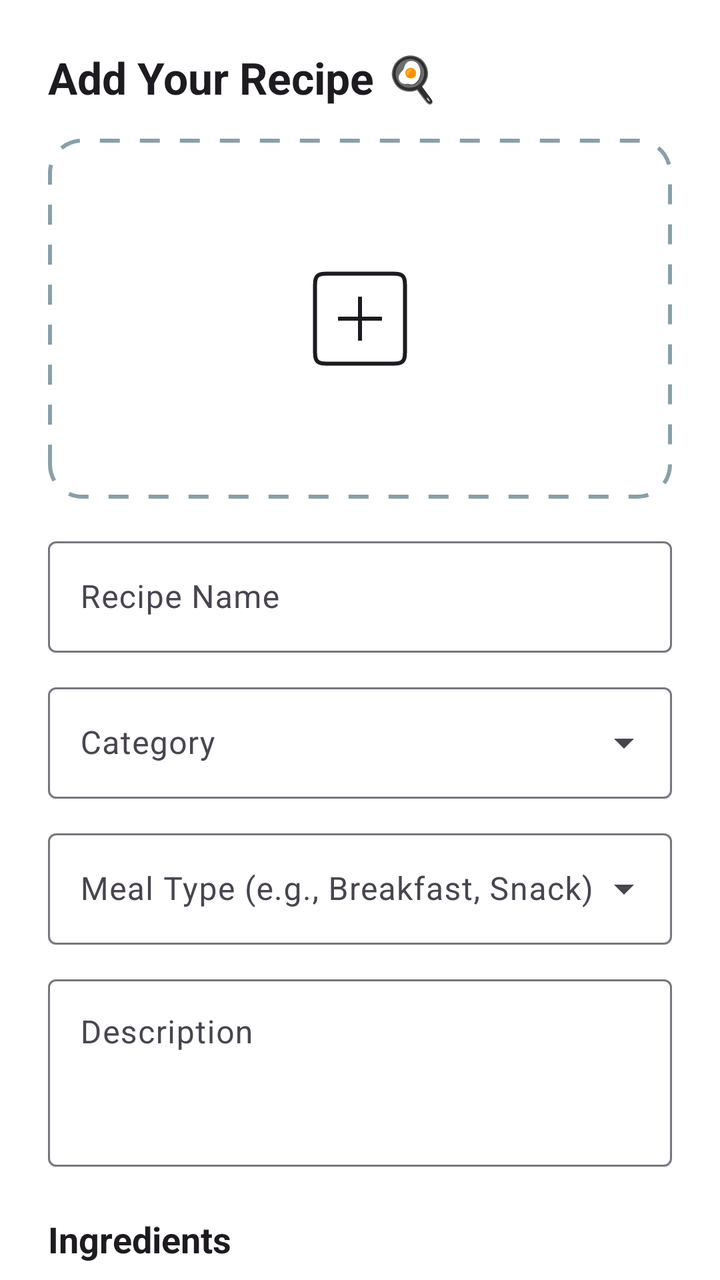
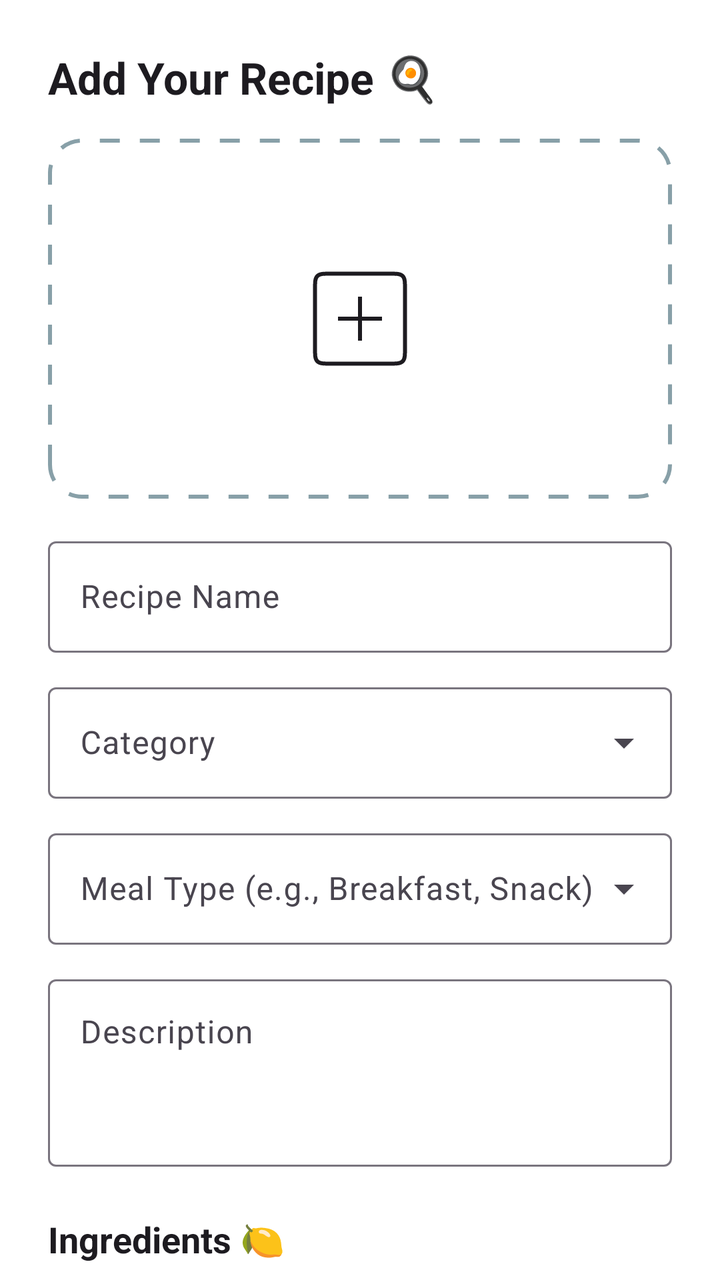

Two renders of the same Android screen: before a commit and after it. Below are the layout's source before the change and the commit's diff.
<!-- AndroidManifest.xml: application theme Theme.RecipeAPPOPSC6312 -->
<!-- res/layout/fragment_add_recipe.xml -->
<?xml version="1.0" encoding="utf-8"?>
<androidx.constraintlayout.widget.ConstraintLayout
    xmlns:android="http://schemas.android.com/apk/res/android"
    xmlns:app="http://schemas.android.com/apk/res-auto"
    xmlns:tools="http://schemas.android.com/tools"
    android:layout_width="match_parent"
    android:layout_height="match_parent"
    android:background="?android:attr/windowBackground"
    tools:context=".AddRecipeFragment">

    <androidx.core.widget.NestedScrollView
        android:id="@+id/nestedScrollViewContent"
        android:layout_width="0dp"
        android:layout_height="0dp"
        app:layout_constraintTop_toTopOf="parent"
        app:layout_constraintBottom_toBottomOf="parent"
        app:layout_constraintStart_toStartOf="parent"
        app:layout_constraintEnd_toEndOf="parent">

        <LinearLayout
            android:layout_width="match_parent"
            android:layout_height="wrap_content"
            android:orientation="vertical"
            android:padding="24dp">

            
            <TextView
                android:id="@+id/textViewAddRecipeTitle"
                android:layout_width="wrap_content"
                android:layout_height="wrap_content"
                android:text="Add Your Recipe 🍳"
                android:textSize="22sp"
                android:textStyle="bold"
                android:textColor="?android:attr/textColorPrimary"/>

            
            <ImageView
                android:id="@+id/imageViewCoverPhoto"
                android:layout_width="match_parent"
                android:layout_height="180dp"
                android:layout_marginTop="16dp"
                android:background="@drawable/upload_image_background"
                android:scaleType="center"
                android:src="@drawable/ic_add_a_photo"/>

            
            <com.google.android.material.textfield.TextInputLayout
                android:id="@+id/textInputLayoutRecipeName"
                android:layout_width="match_parent"
                android:layout_height="wrap_content"
                android:layout_marginTop="16dp"
                android:hint="Recipe Name">
                <com.google.android.material.textfield.TextInputEditText
                    android:layout_width="match_parent"
                    android:layout_height="wrap_content"/>
            </com.google.android.material.textfield.TextInputLayout>

            <com.google.android.material.textfield.TextInputLayout
                android:id="@+id/textInputLayoutCategory"
                style="@style/Widget.Material3.TextInputLayout.OutlinedBox.ExposedDropdownMenu"
                android:layout_width="match_parent"
                android:layout_height="wrap_content"
                android:layout_marginTop="12dp"
                android:hint="Category">
                <AutoCompleteTextView
                    android:id="@+id/autoCompleteCategory"
                    android:layout_width="match_parent"
                    android:layout_height="wrap_content"
                    android:inputType="none"/>
            </com.google.android.material.textfield.TextInputLayout>

            <com.google.android.material.textfield.TextInputLayout
                android:id="@+id/textInputLayoutMealType"
                style="@style/Widget.Material3.TextInputLayout.OutlinedBox.ExposedDropdownMenu"
                android:layout_width="match_parent"
                android:layout_height="wrap_content"
                android:layout_marginTop="12dp"
                android:hint="Meal Type (e.g., Breakfast, Snack)">
                <AutoCompleteTextView
                    android:id="@+id/autoCompleteMealType"
                    android:layout_width="match_parent"
                    android:layout_height="wrap_content"
                    android:inputType="none"/>
            </com.google.android.material.textfield.TextInputLayout>

            <com.google.android.material.textfield.TextInputLayout
                android:id="@+id/textInputLayoutDescription"
                android:layout_width="match_parent"
                android:layout_height="wrap_content"
                android:layout_marginTop="12dp"
                android:hint="Description">
                <com.google.android.material.textfield.TextInputEditText
                    android:layout_width="match_parent"
                    android:layout_height="wrap_content"
                    android:minLines="3"
                    android:gravity="top"/>
            </com.google.android.material.textfield.TextInputLayout>

            
            <TextView
                android:layout_width="wrap_content"
                android:layout_height="wrap_content"
                android:text="Ingredients"
                android:textSize="18sp"
                android:textStyle="bold"
                android:textColor="?android:attr/textColorPrimary"
                android:layout_marginTop="24dp"/>
            <LinearLayout
                android:id="@+id/ingredientsContainer"
                android:layout_width="match_parent"
                android:layout_height="wrap_content"
                android:orientation="vertical"/>
            <Button
                android:id="@+id/buttonAddIngredient"
                style="@style/Widget.Material3.Button.TextButton"
                android:layout_width="wrap_content"
                android:layout_height="wrap_content"
                android:text="Add Ingredient"
                app:icon="@drawable/ic_add"/>

            
            <TextView
                android:layout_width="wrap_content"
                android:layout_height="wrap_content"
                android:text="Nutrition Facts (Optional)"
                android:textSize="18sp"
                android:textStyle="bold"
                android:textColor="?android:attr/textColorPrimary"
                android:layout_marginTop="24dp"/>
            <LinearLayout
                android:layout_width="match_parent"
                android:layout_height="wrap_content"
                android:orientation="horizontal">
                <com.google.android.material.textfield.TextInputLayout
                    android:id="@+id/textInputLayoutCalories"
                    android:layout_width="0dp"
                    android:layout_height="wrap_content"
                    android:layout_weight="1"
                    android:hint="Calories">
                    <com.google.android.material.textfield.TextInputEditText
                        android:layout_width="match_parent"
                        android:layout_height="wrap_content"
                        android:inputType="numberDecimal"/>
                </com.google.android.material.textfield.TextInputLayout>
                <com.google.android.material.textfield.TextInputLayout
                    android:id="@+id/textInputLayoutFat"
                    android:layout_width="0dp"
                    android:layout_height="wrap_content"
                    android:layout_weight="1"
                    android:layout_marginStart="8dp"
                    android:hint="Fat (g)">
                    <com.google.android.material.textfield.TextInputEditText
                        android:layout_width="match_parent"
                        android:layout_height="wrap_content"
                        android:inputType="numberDecimal"/>
                </com.google.android.material.textfield.TextInputLayout>
            </LinearLayout>
            <LinearLayout
                android:layout_width="match_parent"
                android:layout_height="wrap_content"
                android:orientation="horizontal"
                android:layout_marginTop="8dp">
                <com.google.android.material.textfield.TextInputLayout
                    android:id="@+id/textInputLayoutCarbs"
                    android:layout_width="0dp"
                    android:layout_height="wrap_content"
                    android:layout_weight="1"
                    android:hint="Carbs (g)">
                    <com.google.android.material.textfield.TextInputEditText
                        android:layout_width="match_parent"
                        android:layout_height="wrap_content"
                        android:inputType="numberDecimal"/>
                </com.google.android.material.textfield.TextInputLayout>
                <com.google.android.material.textfield.TextInputLayout
                    android:id="@+id/textInputLayoutSalts"
                    android:layout_width="0dp"
                    android:layout_height="wrap_content"
                    android:layout_weight="1"
                    android:layout_marginStart="8dp"
                    android:hint="Salts (g)">
                    <com.google.android.material.textfield.TextInputEditText
                        android:layout_width="match_parent"
                        android:layout_height="wrap_content"
                        android:inputType="numberDecimal"/>
                </com.google.android.material.textfield.TextInputLayout>
            </LinearLayout>

            
            <TextView
                android:layout_width="wrap_content"
                android:layout_height="wrap_content"
                android:text="Method / Steps"
                android:textSize="18sp"
                android:textStyle="bold"
                android:textColor="?android:attr/textColorPrimary"
                android:layout_marginTop="24dp"/>
            <LinearLayout
                android:id="@+id/stepsContainer"
                android:layout_width="match_parent"
                android:layout_height="wrap_content"
                android:orientation="vertical"/>
            <Button
                android:id="@+id/buttonAddStep"
                style="@style/Widget.Material3.Button.TextButton"
                android:layout_width="wrap_content"
                android:layout_height="wrap_content"
                android:text="Add Step"
                app:icon="@drawable/ic_add"/>

            
            <LinearLayout
                android:layout_width="match_parent"
                android:layout_height="wrap_content"
                android:orientation="horizontal"
                android:layout_marginTop="16dp">
                <com.google.android.material.textfield.TextInputLayout
                    android:id="@+id/textInputLayoutTime"
                    android:layout_width="0dp"
                    android:layout_height="wrap_content"
                    android:layout_weight="1"
                    android:hint="Time to Make (e.g., 45 mins)">
                    <com.google.android.material.textfield.TextInputEditText
                        android:layout_width="match_parent"
                        android:layout_height="wrap_content"
                        android:inputType="number"/>
                </com.google.android.material.textfield.TextInputLayout>
                <com.google.android.material.textfield.TextInputLayout
                    android:id="@+id/textInputLayoutServings"
                    android:layout_width="0dp"
                    android:layout_height="wrap_content"
                    android:layout_weight="1"
                    android:layout_marginStart="8dp"
                    android:hint="Servings">
                    <com.google.android.material.textfield.TextInputEditText
                        android:layout_width="match_parent"
                        android:layout_height="wrap_content"
                        android:inputType="number"/>
                </com.google.android.material.textfield.TextInputLayout>
            </LinearLayout>

            <com.google.android.material.button.MaterialButton
                android:id="@+id/buttonDeleteRecipe"
                style="@style/Widget.Material3.Button.OutlinedButton"
                android:layout_width="match_parent"
                android:layout_height="wrap_content"
                android:text="Delete Recipe"
                android:textColor="@color/design_default_color_error"
                app:strokeColor="@color/design_default_color_error"
                android:paddingVertical="14dp"
                android:layout_marginTop="16dp"
                app:cornerRadius="24dp"
                android:visibility="gone"
                tools:visibility="visible"/>

            
            <com.google.android.material.button.MaterialButton
                android:id="@+id/buttonSaveRecipe"
                android:layout_width="match_parent"
                android:layout_height="wrap_content"
                android:text="Save Recipe"
                android:paddingVertical="14dp"
                android:layout_marginTop="32dp"
                android:backgroundTint="?attr/colorPrimary"
                app:cornerRadius="24dp"/>

        </LinearLayout>
    </androidx.core.widget.NestedScrollView>

    <FrameLayout
        android:id="@+id/loadingOverlayContainer"
        android:layout_width="match_parent"
        android:layout_height="match_parent"
        android:background="#80000000"
        android:visibility="gone"
        app:layout_constraintTop_toTopOf="parent"
        app:layout_constraintBottom_toBottomOf="parent"
        app:layout_constraintStart_toStartOf="parent"
        app:layout_constraintEnd_toEndOf="parent"
        tools:visibility="visible"
        android:clickable="true"
        android:focusable="true">

        <ProgressBar
            android:id="@+id/loadingIndicator"
            style="?android:attr/progressBarStyleLarge"
            android:layout_width="wrap_content"
            android:layout_height="wrap_content"
            android:layout_gravity="center"/>
    </FrameLayout>

</androidx.constraintlayout.widget.ConstraintLayout>
<!-- resources referenced by this layout -->
<resources>
  <!-- drawable ic_add (drawable) -->
  <vector xmlns:android="http://schemas.android.com/apk/res/android"
      android:width="24dp"
      android:height="24dp"
      android:viewportWidth="24"
      android:viewportHeight="24">
    <path
        android:strokeWidth="1"
        android:pathData="M12,6L12,18"
        android:fillColor="#00000000"
        android:strokeColor="#222222"
        android:strokeLineCap="round"/>
    <path
        android:strokeWidth="1"
        android:pathData="M18,12L6,12"
        android:fillColor="#00000000"
        android:strokeColor="#222222"
        android:strokeLineCap="round"/>
  </vector>
  <!-- drawable upload_image_background (drawable) -->
  <?xml version="1.0" encoding="utf-8"?>
  <shape xmlns:android="http://schemas.android.com/apk/res/android"
      android:shape="rectangle">
      
      <solid android:color="?attr/colorSurfaceContainerLowest" />
      <corners android:radius="16dp"/>
      
      <stroke android:width="2dp" android:color="?attr/colorPrimary" android:dashWidth="10dp" android:dashGap="10dp"/>
  </shape>
  <style name="Theme.RecipeAPPOPSC6312" parent="Base.Theme.RecipeAPPOPSC6312" />
  <style name="Base.Theme.RecipeAPPOPSC6312" parent="Theme.Material3.DayNight.NoActionBar">
          <item name="colorPrimary">@color/primary_blue</item>
          <item name="colorSecondary">@color/light_card_background</item>"
  
          
          <item name="android:windowBackground">@color/light_background</item>
          <item name="android:textColor">@color/light_text</item>
          <item name="fontFamily">@font/inter</item>
  
          <item name="chipSelectedBackgroundColor">#90B5BB</item>
          <item name="chipDefaultBackgroundColor">#F0F0F0</item>
  
          <item name="welcomebackground">@color/welcome_background</item>
      </style>
  <color name="primary_blue">#88A0A8</color>
  <color name="light_card_background">#90B5BB</color>
  <color name="light_background">#FFFFFF</color>
  <color name="light_text">#1C1C1E</color>
  <color name="welcome_background">#E0EBED</color>
  <!-- unchanged entries left out for length: 1 -->
</resources>

<!-- the commit's change to res/layout/fragment_add_recipe.xml (unified diff, before → after) -->
@@ -28,7 +28,7 @@
                 android:id="@+id/textViewAddRecipeTitle"
                 android:layout_width="wrap_content"
                 android:layout_height="wrap_content"
-                android:text="Add Your Recipe 🍳"
+                android:text="@string/add_your_recipe"
                 android:textSize="22sp"
                 android:textStyle="bold"
                 android:textColor="?android:attr/textColorPrimary"/>
@@ -40,6 +40,7 @@
                 android:layout_height="180dp"
                 android:layout_marginTop="16dp"
                 android:background="@drawable/upload_image_background"
+                android:contentDescription="@string/todo"
                 android:scaleType="center"
                 android:src="@drawable/ic_add_a_photo"/>
 
@@ -49,7 +50,7 @@
                 android:layout_width="match_parent"
                 android:layout_height="wrap_content"
                 android:layout_marginTop="16dp"
-                android:hint="Recipe Name">
+                android:hint="@string/recipe_name">
                 <com.google.android.material.textfield.TextInputEditText
                     android:layout_width="match_parent"
                     android:layout_height="wrap_content"/>
@@ -61,7 +62,7 @@
                 android:layout_width="match_parent"
                 android:layout_height="wrap_content"
                 android:layout_marginTop="12dp"
-                android:hint="Category">
+                android:hint="@string/category">
                 <AutoCompleteTextView
                     android:id="@+id/autoCompleteCategory"
                     android:layout_width="match_parent"
@@ -75,7 +76,7 @@
                 android:layout_width="match_parent"
                 android:layout_height="wrap_content"
                 android:layout_marginTop="12dp"
-                android:hint="Meal Type (e.g., Breakfast, Snack)">
+                android:hint="@string/meal_type_e_g_breakfast_snack">
                 <AutoCompleteTextView
                     android:id="@+id/autoCompleteMealType"
                     android:layout_width="match_parent"
@@ -88,7 +89,7 @@
                 android:layout_width="match_parent"
                 android:layout_height="wrap_content"
                 android:layout_marginTop="12dp"
-                android:hint="Description">
+                android:hint="@string/description">
                 <com.google.android.material.textfield.TextInputEditText
                     android:layout_width="match_parent"
                     android:layout_height="wrap_content"
@@ -100,7 +101,7 @@
             <TextView
                 android:layout_width="wrap_content"
                 android:layout_height="wrap_content"
-                android:text="Ingredients"
+                android:text="@string/ingredients"
                 android:textSize="18sp"
                 android:textStyle="bold"
                 android:textColor="?android:attr/textColorPrimary"
@@ -115,14 +116,14 @@
                 style="@style/Widget.Material3.Button.TextButton"
                 android:layout_width="wrap_content"
                 android:layout_height="wrap_content"
-                android:text="Add Ingredient"
+                android:text="@string/add_ingredient"
                 app:icon="@drawable/ic_add"/>
 
             
             <TextView
                 android:layout_width="wrap_content"
                 android:layout_height="wrap_content"
-                android:text="Nutrition Facts (Optional)"
+                android:text="@string/nutrition_facts_optional"
                 android:textSize="18sp"
                 android:textStyle="bold"
                 android:textColor="?android:attr/textColorPrimary"
@@ -136,7 +137,7 @@
                     android:layout_width="0dp"
                     android:layout_height="wrap_content"
                     android:layout_weight="1"
-                    android:hint="Calories">
+                    android:hint="@string/calories">
                     <com.google.android.material.textfield.TextInputEditText
                         android:layout_width="match_parent"
                         android:layout_height="wrap_content"
@@ -148,7 +149,7 @@
                     android:layout_height="wrap_content"
                     android:layout_weight="1"
                     android:layout_marginStart="8dp"
-                    android:hint="Fat (g)">
+                    android:hint="@string/fat_g">
                     <com.google.android.material.textfield.TextInputEditText
                         android:layout_width="match_parent"
                         android:layout_height="wrap_content"
@@ -165,7 +166,7 @@
                     android:layout_width="0dp"
                     android:layout_height="wrap_content"
                     android:layout_weight="1"
-                    android:hint="Carbs (g)">
+                    android:hint="@string/carbs_g">
                     <com.google.android.material.textfield.TextInputEditText
                         android:layout_width="match_parent"
                         android:layout_height="wrap_content"
@@ -177,7 +178,7 @@
                     android:layout_height="wrap_content"
                     android:layout_weight="1"
                     android:layout_marginStart="8dp"
-                    android:hint="Salts (g)">
+                    android:hint="@string/salts_g">
                     <com.google.android.material.textfield.TextInputEditText
                         android:layout_width="match_parent"
                         android:layout_height="wrap_content"
@@ -189,7 +190,7 @@
             <TextView
                 android:layout_width="wrap_content"
                 android:layout_height="wrap_content"
-                android:text="Method / Steps"
+                android:text="@string/method_steps"
                 android:textSize="18sp"
                 android:textStyle="bold"
                 android:textColor="?android:attr/textColorPrimary"
@@ -204,7 +205,7 @@
                 style="@style/Widget.Material3.Button.TextButton"
                 android:layout_width="wrap_content"
                 android:layout_height="wrap_content"
-                android:text="Add Step"
+                android:text="@string/add_step"
                 app:icon="@drawable/ic_add"/>
 
             
@@ -218,7 +219,7 @@
                     android:layout_width="0dp"
                     android:layout_height="wrap_content"
                     android:layout_weight="1"
-                    android:hint="Time to Make (e.g., 45 mins)">
+                    android:hint="@string/time_to_make_e_g_45_mins">
                     <com.google.android.material.textfield.TextInputEditText
                         android:layout_width="match_parent"
                         android:layout_height="wrap_content"
@@ -230,7 +231,7 @@
                     android:layout_height="wrap_content"
                     android:layout_weight="1"
                     android:layout_marginStart="8dp"
-                    android:hint="Servings">
+                    android:hint="@string/servings">
                     <com.google.android.material.textfield.TextInputEditText
                         android:layout_width="match_parent"
                         android:layout_height="wrap_content"
@@ -243,7 +244,7 @@
                 style="@style/Widget.Material3.Button.OutlinedButton"
                 android:layout_width="match_parent"
                 android:layout_height="wrap_content"
-                android:text="Delete Recipe"
+                android:text="@string/delete_recipe"
                 android:textColor="@color/design_default_color_error"
                 app:strokeColor="@color/design_default_color_error"
                 android:paddingVertical="14dp"
@@ -257,7 +258,7 @@
                 android:id="@+id/buttonSaveRecipe"
                 android:layout_width="match_parent"
                 android:layout_height="wrap_content"
-                android:text="Save Recipe"
+                android:text="@string/save_recipe"
                 android:paddingVertical="14dp"
                 android:layout_marginTop="32dp"
                 android:backgroundTint="?attr/colorPrimary"
<!-- resource entries referenced after the edit -->
@@ -29,6 +29,25 @@
       
       <stroke android:width="2dp" android:color="?attr/colorPrimary" android:dashWidth="10dp" android:dashGap="10dp"/>
   </shape>
+  <string name="add_ingredient">Add Ingredient</string>
+  <string name="add_step">Add Step</string>
+  <string name="add_your_recipe">Add Your Recipe 🍳</string>
+  <string name="calories">Calories</string>
+  <string name="carbs_g">Carbs (g)</string>
+  <string name="category">Category</string>
+  <string name="delete_recipe">Delete Recipe</string>
+  <string name="description">Description</string>
+  <string name="fat_g">Fat (g)</string>
+  <string name="ingredients">Ingredients 🍋</string>
+  <string name="meal_type_e_g_breakfast_snack">Meal Type (e.g., Breakfast, Snack)</string>
+  <string name="method_steps">Method / Steps</string>
+  <string name="nutrition_facts_optional">Nutrition Facts (Optional)</string>
+  <string name="recipe_name">Recipe Name</string>
+  <string name="salts_g">Salts (g)</string>
+  <string name="save_recipe">Save Recipe</string>
+  <string name="servings">Servings</string>
+  <string name="time_to_make_e_g_45_mins">Time to Make (e.g., 45 mins)</string>
+  <string name="todo">TODO</string>
   <style name="Theme.RecipeAPPOPSC6312" parent="Base.Theme.RecipeAPPOPSC6312" />
   <style name="Base.Theme.RecipeAPPOPSC6312" parent="Theme.Material3.DayNight.NoActionBar">
           <item name="colorPrimary">@color/primary_blue</item>
